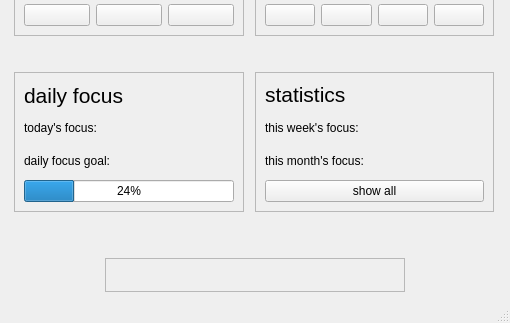
Old version of the form ui/mainwindow.ui in the repository dop14/monkmode; both pictures show x 0 to 510 and y 418 to 741 of the 510 by 741 pixel window.
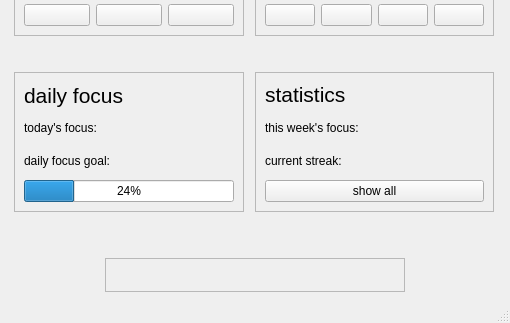
New version of the form. Icons and pictures are not drawn.

Patch:
```diff
--- a/ui/mainwindow.ui
+++ b/ui/mainwindow.ui
@@ -526,7 +526,7 @@
              <item>
               <widget class="QLabel" name="this_month_focus">
                <property name="text">
-                <string>this month's focus: </string>
+                <string>current streak:</string>
                </property>
               </widget>
              </item>
```
Left out of the diff: 2 changed lines with no effect on the pictures.
